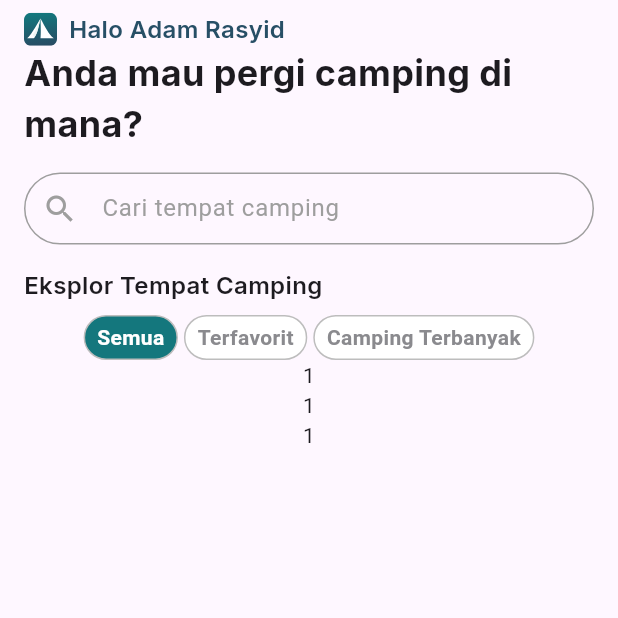
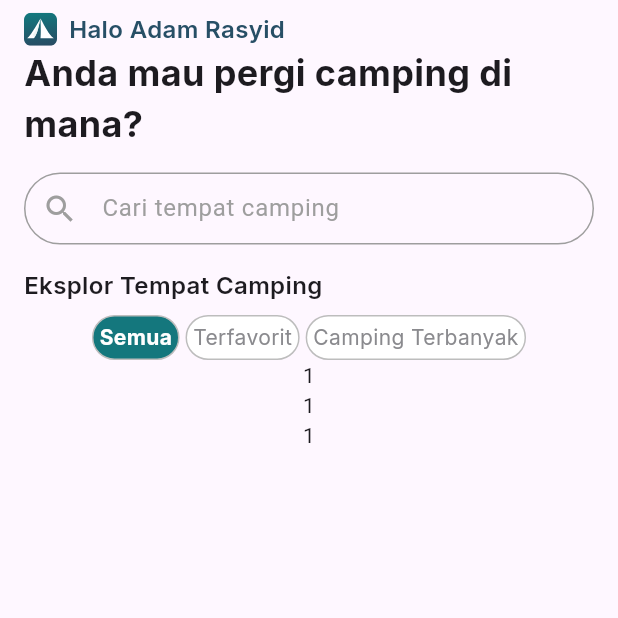
Before and after one commit to adamrasyid01/FinalProject-Camping-Frontend, a Flutter app: the screen it shows after launch, on a phone screen of 412 x 824 dp, the top half of it. Run offline on Flutter 3.47's test engine with Material 3 defaults, Android fonts, the phone set to English and light mode, and no system bars; drawn by our look-alikes of google_nav_bar; our stand-ins replace flutter_svg, google_fonts.

Commit message:
fix : Memperbaiki component Chip style binding

```diff
--- a/lib/widgets/custom_chip.dart
+++ b/lib/widgets/custom_chip.dart
@@ -1,4 +1,5 @@
 import 'package:flutter/material.dart';
+import 'package:flutter_camping_frontend/utils/text_styles.dart';
 
 class CustomChip extends StatelessWidget {
   final String label;
@@ -17,7 +18,7 @@ class CustomChip extends StatelessWidget {
     return GestureDetector(
       onTap: onTap,
       child: Container(
-        padding: const EdgeInsets.symmetric(horizontal: 8, vertical: 4),
+        padding: const EdgeInsets.all(4),
         decoration: BoxDecoration(
           color: isSelected ? const Color(0xFF14777D) : Colors.white,
           borderRadius: BorderRadius.circular(20),
@@ -25,9 +26,9 @@ class CustomChip extends StatelessWidget {
         ),
         child: Text(
           label,
-          style: TextStyle(
+          style: (isSelected ? AppTextStyle.bold14 : AppTextStyle.regular14)
+              .copyWith(
             color: isSelected ? Colors.white : const Color(0xFF8A8A8E),
-            fontWeight: FontWeight.bold,
           ),
         ),
       ),
```
